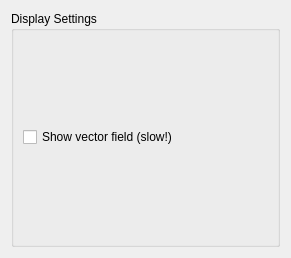
The window that discoveragewidget.ui (ruffsl/discoverage) describes before a commit, drawn with Qt 5.
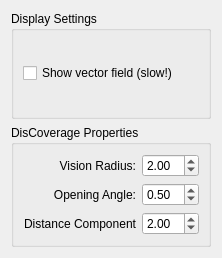
The same window after the commit.

Commit message: - new DisCoverage options: vision radius, theta and sigma configurable - fix some crashes I did not take care of before

What changed in the file:
```diff
--- a/discoveragewidget.ui
+++ b/discoveragewidget.ui
@@ -6,7 +6,7 @@
    <rect>
     <x>0</x>
     <y>0</y>
-    <width>291</width>
+    <width>222</width>
     <height>258</height>
    </rect>
   </property>
@@ -30,6 +30,99 @@
      </layout>
     </widget>
    </item>
+   <item>
+    <widget class="QGroupBox" name="groupBox_2">
+     <property name="title">
+      <string>DisCoverage Properties</string>
+     </property>
+     <layout class="QGridLayout" name="gridLayout">
+      <item row="0" column="0">
+       <widget class="QLabel" name="lblVisionRadius">
+        <property name="text">
+         <string>Vision Radius:</string>
+        </property>
+        <property name="alignment">
+         <set>Qt::AlignRight|Qt::AlignTrailing|Qt::AlignVCenter</set>
+        </property>
+        <property name="buddy">
+         <cstring>sbTheta</cstring>
+        </property>
+       </widget>
+      </item>
+      <item row="0" column="1">
+       <widget class="QDoubleSpinBox" name="sbVisionRaius">
+        <property name="minimum">
+         <double>0.100000000000000</double>
+        </property>
+        <property name="maximum">
+         <double>5.000000000000000</double>
+        </property>
+        <property name="singleStep">
+         <double>0.100000000000000</double>
+        </property>
+        <property name="value">
+         <double>2.000000000000000</double>
+        </property>
+       </widget>
+      </item>
+      <item row="1" column="0">
+       <widget class="QLabel" name="lblTheta">
+        <property name="text">
+         <string>Opening Angle:</string>
+        </property>
+        <property name="alignment">
+         <set>Qt::AlignRight|Qt::AlignTrailing|Qt::AlignVCenter</set>
+        </property>
+        <property name="buddy">
+         <cstring>sbTheta</cstring>
+        </property>
+       </widget>
+      </item>
+      <item row="1" column="1">
+       <widget class="QDoubleSpinBox" name="sbTheta">
+        <property name="minimum">
+         <double>0.010000000000000</double>
+        </property>
+        <property name="maximum">
+         <double>1.000000000000000</double>
+        </property>
+        <property name="singleStep">
+         <double>0.010000000000000</double>
+        </property>
+        <property name="value">
+         <double>0.500000000000000</double>
+        </property>
+       </widget>
+      </item>
+      <item row="2" column="0">
+       <widget class="QLabel" name="lblSigma">
+        <property name="text">
+         <string>Distance Component</string>
+        </property>
+        <property name="alignment">
+         <set>Qt::AlignRight|Qt::AlignTrailing|Qt::AlignVCenter</set>
+        </property>
+        <property name="buddy">
+         <cstring>sbSigma</cstring>
+        </property>
+       </widget>
+      </item>
+      <item row="2" column="1">
+       <widget class="QDoubleSpinBox" name="sbSigma">
+        <property name="maximum">
+         <double>10.000000000000000</double>
+        </property>
+        <property name="singleStep">
+         <double>0.050000000000000</double>
+        </property>
+        <property name="value">
+         <double>2.000000000000000</double>
+        </property>
+       </widget>
+      </item>
+     </layout>
+    </widget>
+   </item>
   </layout>
  </widget>
  <resources/>
```
The commit also changes 4 other files.
